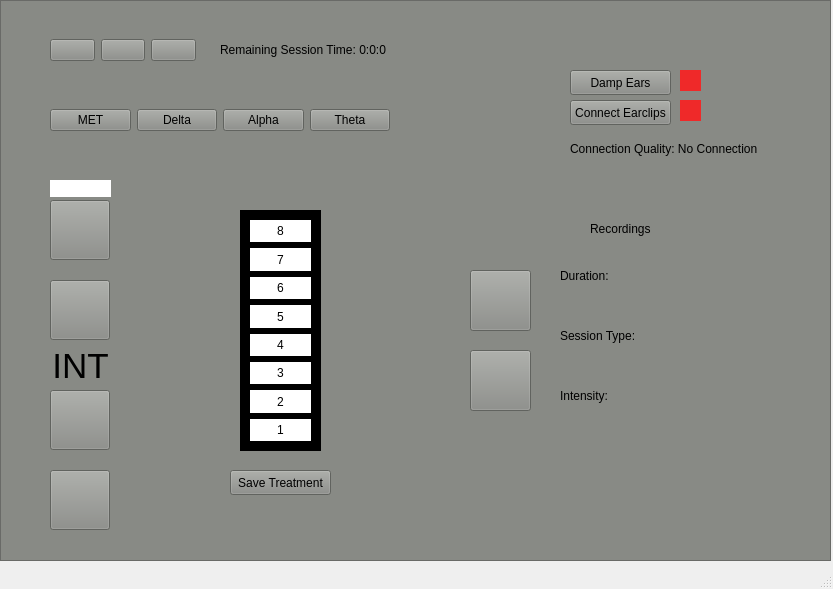
Qt form src/mainwindow.ui (tjpieroni/COMP3004_Project_W22) before a commit.
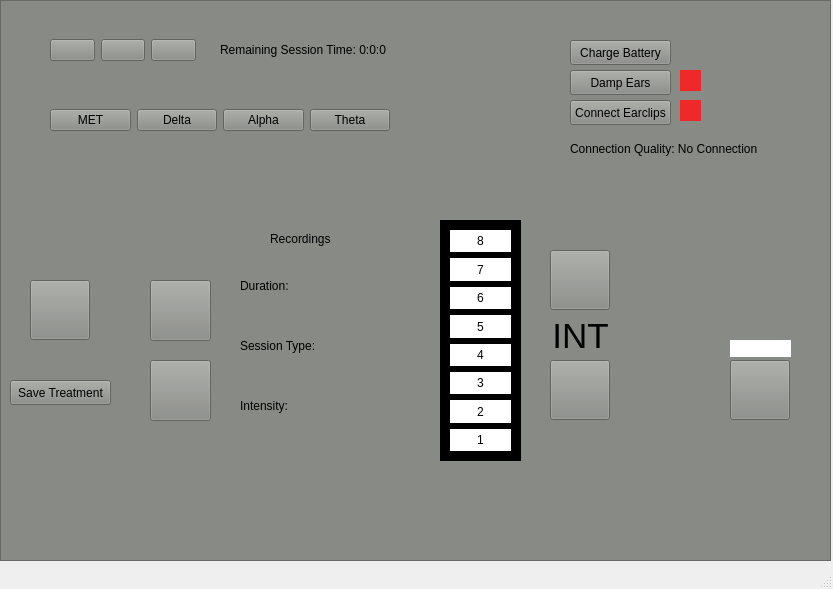
The same form after that commit. Icons and pictures are not drawn.

Commit message: Battery Power (Musa) code optimization and bug fixes (#22)

What changed in the file:
```diff
--- a/src/mainwindow.ui
+++ b/src/mainwindow.ui
@@ -35,8 +35,8 @@
     <widget class="QPushButton" name="powerBtn">
      <property name="geometry">
       <rect>
-       <x>50</x>
-       <y>200</y>
+       <x>730</x>
+       <y>360</y>
        <width>60</width>
        <height>60</height>
       </rect>
@@ -58,8 +58,8 @@
     <widget class="QLabel" name="powerIndicator">
      <property name="geometry">
       <rect>
-       <x>50</x>
-       <y>180</y>
+       <x>730</x>
+       <y>340</y>
        <width>61</width>
        <height>17</height>
       </rect>
@@ -74,8 +74,8 @@
     <widget class="QPushButton" name="downBtn">
      <property name="geometry">
       <rect>
-       <x>50</x>
-       <y>390</y>
+       <x>550</x>
+       <y>360</y>
        <width>60</width>
        <height>60</height>
       </rect>
@@ -97,8 +97,8 @@
     <widget class="QPushButton" name="upBtn">
      <property name="geometry">
       <rect>
-       <x>50</x>
-       <y>280</y>
+       <x>550</x>
+       <y>250</y>
        <width>60</width>
        <height>60</height>
       </rect>
@@ -120,8 +120,8 @@
     <widget class="QLabel" name="intLabel">
      <property name="geometry">
       <rect>
-       <x>50</x>
-       <y>350</y>
+       <x>550</x>
+       <y>320</y>
        <width>61</width>
        <height>31</height>
       </rect>
@@ -141,8 +141,8 @@
     <widget class="QPushButton" name="checkBtn">
      <property name="geometry">
       <rect>
-       <x>50</x>
-       <y>470</y>
+       <x>30</x>
+       <y>280</y>
        <width>60</width>
        <height>60</height>
       </rect>
@@ -227,8 +227,8 @@
     <widget class="QFrame" name="frame_2">
      <property name="geometry">
       <rect>
-       <x>240</x>
-       <y>210</y>
+       <x>440</x>
+       <y>220</y>
        <width>81</width>
        <height>241</height>
       </rect>
@@ -434,8 +434,8 @@
     <widget class="QPushButton" name="saveBtn">
      <property name="geometry">
       <rect>
-       <x>230</x>
-       <y>470</y>
+       <x>10</x>
+       <y>380</y>
        <width>101</width>
        <height>25</height>
       </rect>
@@ -531,8 +531,8 @@
     <widget class="QLabel" name="label_2">
      <property name="geometry">
       <rect>
-       <x>590</x>
-       <y>220</y>
+       <x>270</x>
+       <y>230</y>
        <width>71</width>
        <height>17</height>
       </rect>
@@ -544,8 +544,8 @@
     <widget class="QPushButton" name="previousRecording">
      <property name="geometry">
       <rect>
-       <x>470</x>
-       <y>270</y>
+       <x>150</x>
+       <y>280</y>
        <width>61</width>
        <height>61</height>
       </rect>
@@ -567,8 +567,8 @@
     <widget class="QPushButton" name="nextRecording">
      <property name="geometry">
       <rect>
-       <x>470</x>
-       <y>350</y>
+       <x>150</x>
+       <y>360</y>
        <width>61</width>
        <height>61</height>
       </rect>
@@ -590,8 +590,8 @@
     <widget class="QLabel" name="recordingDuration">
      <property name="geometry">
       <rect>
-       <x>560</x>
-       <y>260</y>
+       <x>240</x>
+       <y>270</y>
        <width>181</width>
        <height>31</height>
       </rect>
@@ -603,8 +603,8 @@
     <widget class="QLabel" name="recordingSession">
      <property name="geometry">
       <rect>
-       <x>560</x>
-       <y>320</y>
+       <x>240</x>
+       <y>330</y>
        <width>181</width>
        <height>31</height>
       </rect>
@@ -616,8 +616,8 @@
     <widget class="QLabel" name="recordingIntensity">
      <property name="geometry">
       <rect>
-       <x>560</x>
-       <y>380</y>
+       <x>240</x>
+       <y>390</y>
        <width>181</width>
        <height>31</height>
       </rect>
@@ -626,6 +626,19 @@
       <string>Intensity:</string>
      </property>
     </widget>
+    <widget class="QPushButton" name="chargeBtn">
+     <property name="geometry">
+      <rect>
+       <x>570</x>
+       <y>40</y>
+       <width>101</width>
+       <height>25</height>
+      </rect>
+     </property>
+     <property name="text">
+      <string>Charge Battery</string>
+     </property>
+    </widget>
    </widget>
   </widget>
   <widget class="QMenuBar" name="menubar">
```
The commit also changes 4 other files.
